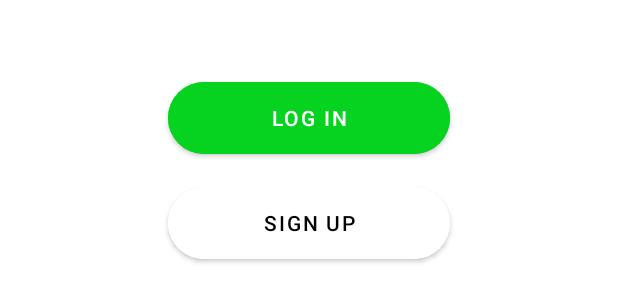
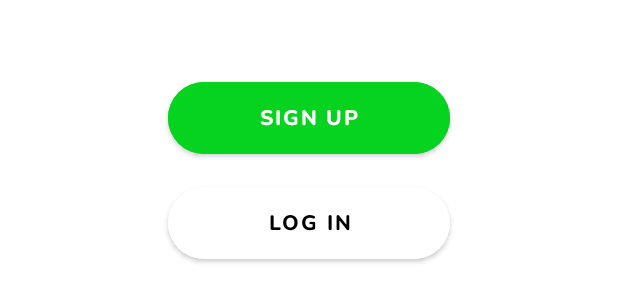
Before and after one commit to danielkwapien/mobileapp-farmspot, an Android app: the layout activity_intro.xml on its own in the app's theme, with its tools: preview values and no code run, on a phone screen of 412 x 824 dp. Shown: the part 590-892 px from the top of the screen. Run offline under Robolectric (Android 15) with nearby library versions, the phone set to English and light mode, and no system bars.

Commit message:
adjustements to intro page appereance

```diff
--- a/app/src/main/res/layout/activity_intro.xml
+++ b/app/src/main/res/layout/activity_intro.xml
@@ -32,24 +32,28 @@
             android:padding="12dp">
 
             <Button
+                android:id="@+id/introSignupButton"
                 android:layout_width="match_parent"
                 android:layout_height="60dp"
                 android:layout_marginTop="30dp"
                 android:layout_marginHorizontal="100dp"
                 android:backgroundTint="@color/green_main"
-                android:text="@string/login"
+                android:text="@string/signup"
                 android:textSize="14dp"
+                android:fontFamily="@font/nunito_extrabold"
                 app:cornerRadius="30dp" />
 
             <Button
+                android:id="@+id/introLoginButton"
                 android:layout_width="match_parent"
                 android:layout_height="60dp"
                 android:layout_marginHorizontal="100dp"
                 android:layout_marginTop="10dp"
                 android:backgroundTint="@color/white"
-                android:text="@string/signup"
+                android:text="@string/login"
                 android:textColor="@color/black"
                 android:textSize="14dp"
+                android:fontFamily="@font/nunito_extrabold"
                 app:cornerRadius="30dp"
                 tools:strokeWidth="1dp" />
 
```
Also changed, not shown: app/src/main/AndroidManifest.xml (+4 -4 lines), app/src/main/java/es/uc3m/android/farmspot/IntroActivity.java (+9 -0 lines).
